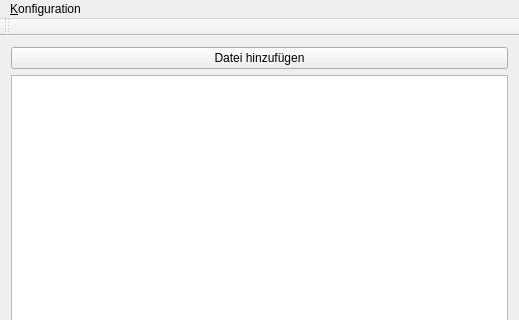
First picture: the form in mainwindow.ui, repository FAUSheppy/speech-server-client-qt, before the edit; both pictures show x 0 to 519 and y 0 to 320 of the 519 by 504 pixel window.
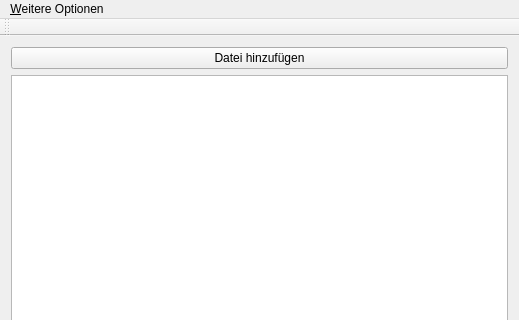
Second picture: the form after the edit.

Commit message: change option labels

What changed in the file:
```diff
--- a/mainwindow.ui
+++ b/mainwindow.ui
@@ -38,7 +38,7 @@
    </property>
    <widget class="QMenu" name="menuKonfiguration">
     <property name="title">
-     <string>&amp;Konfiguration</string>
+     <string>&amp;Weitere Optionen</string>
     </property>
    </widget>
    <addaction name="menuKonfiguration"/>
```
The commit also changes 1 other file.
